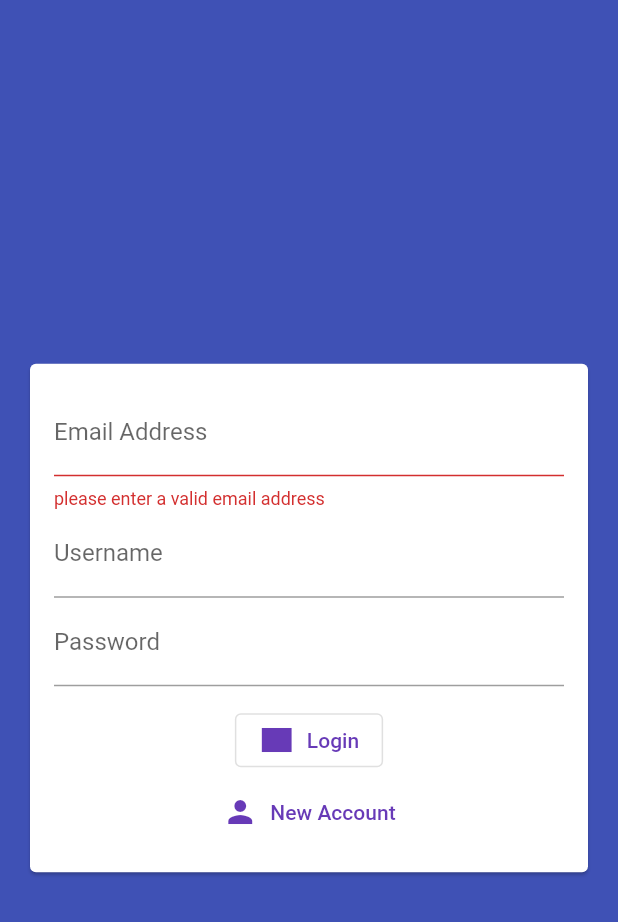
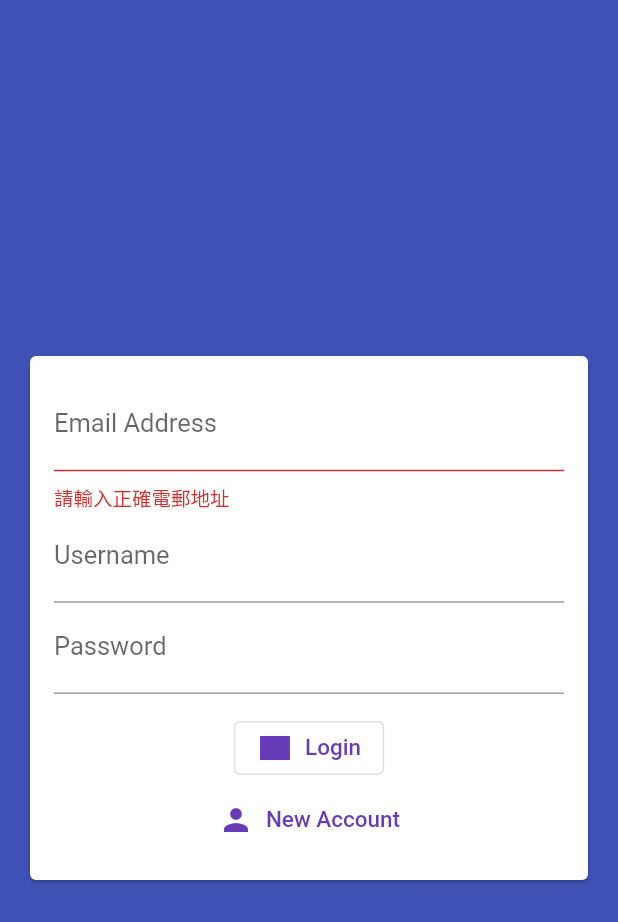
Before and after one commit to quantificial/chat_app, a Flutter app: the screen it shows after launch, after a tap on "Login", on a phone screen of 412 x 824 dp. Shown: the top 922 px of the screen. Run offline on Flutter 3.47's test engine with Material 2 defaults, Android fonts, the phone set to English and light mode, and no system bars; our stand-ins replace cloud_firestore, firebase_core; accounts and stored records are empty; generated files the repository leaves out were written again.

```diff
--- a/lib/l10n/app_en.arb
+++ b/lib/l10n/app_en.arb
@@ -4,5 +4,11 @@
   "hello_world": "Hello World!",
   "@hello_world": {
     "description": "The conventional newborn programmer greeting"
+  },
+
+  "enter_valid_email_address" : "please enter a valid email address.",
+  "@enter_valid_email_address" : {
+    "description" : ""
   }
+
 }
--- a/lib/l10n/app_zh.arb
+++ b/lib/l10n/app_zh.arb
@@ -1,5 +1,8 @@
 {
   "@@locale": "zh",
 
-  "hello_world": "你好，世界"
+  "hello_world": "你好，世界",
+
+  "enter_valid_email_address" : "請輸入正確電郵地址"
+
 }
--- /dev/null
+++ b/lib/l10n/s.dart
@@ -0,0 +1,7 @@
+import 'package:flutter/material.dart';
+import 'package:flutter_gen/gen_l10n/app_localizations.dart';
+
+class S {
+  static AppLocalizations? of(BuildContext context) =>
+      AppLocalizations.of(context);
+}
--- a/lib/main.dart
+++ b/lib/main.dart
@@ -28,7 +28,10 @@ class MyApp extends StatelessWidget {
   @override
   Widget build(BuildContext context) {
     return MaterialApp(
+        localizationsDelegates: AppLocalizations.localizationsDelegates,
+        supportedLocales: AppLocalizations.supportedLocales,
         title: 'Flutter Chat',
+        locale: Locale('zh'),
         theme: ThemeData(
             primarySwatch: Colors.indigo,
             colorScheme: ColorScheme.fromSwatch(
@@ -38,6 +41,12 @@ class MyApp extends StatelessWidget {
             scaffoldBackgroundColor: Colors.pink,
             buttonTheme: ButtonTheme.of(context).copyWith(
                 buttonColor: Colors.pink, textTheme: ButtonTextTheme.primary)),
+        // home: Container(
+        //   child: Localizations.override(
+        //       context: context,
+        //       locale: const Locale('en'),
+        //       child: AuthScreen()),
+        // ));
         home: AuthScreen());
   }
 }
--- a/lib/widgets/auth_form.dart
+++ b/lib/widgets/auth_form.dart
@@ -1,4 +1,6 @@
+import 'package:firebase_app/l10n/s.dart';
 import 'package:flutter/material.dart';
+import 'package:flutter_gen/gen_l10n/app_localizations.dart';
 
 class AuthForm extends StatefulWidget {
   const AuthForm({
@@ -27,7 +29,7 @@ class _AuthFormState extends State<AuthForm> {
                 TextFormField(
                   validator: (value) {
                     if (value!.isEmpty || !value.contains('@')) {
-                      return 'please enter a valid email address';
+                      return S.of(context)!.enter_valid_email_address;
                     }
                     return null;
                   },
```
